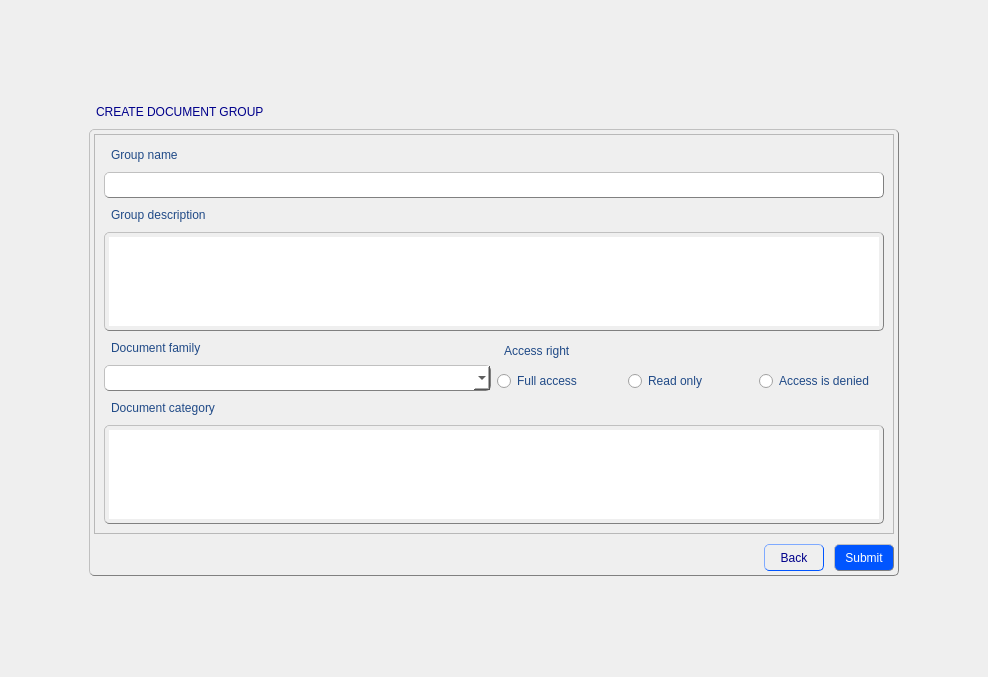
Qt form Builder/Builder/createdocgroupsform.ui (Rork96/QtProjects) before a commit.
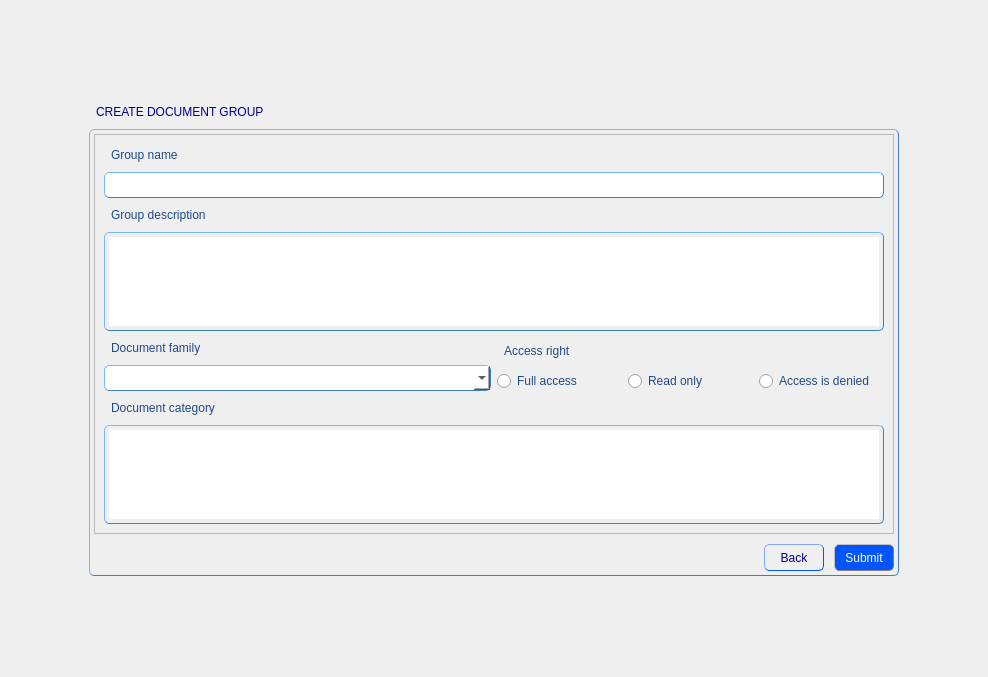
The same form after that commit.

What changed in the file:
```diff
--- a/Builder/Builder/createdocgroupsform.ui
+++ b/Builder/Builder/createdocgroupsform.ui
@@ -17,7 +17,7 @@
    <string notr="true">QGroupBox {
                color: black;
                padding: 4px;
-               border: 1px solid grey; 
+               border: 1px solid rgb(63, 127, 191); 
                border-radius: 5px;
                border-style: outset;
               }
@@ -25,7 +25,7 @@
                color: blue;
                padding: 4px;
                border-radius: 5px;
-               border: 1px solid grey; 
+               border: 1px solid rgb(63, 127, 191); 
                border-style: outset;
 	           font: 11pt &quot;MS Shell Dlg 2&quot;;
               }
@@ -46,7 +46,7 @@
 QLineEdit {
                color: black;
                padding: 4px;
-               border: 1px solid grey; 
+               border: 1px solid rgb(63, 127, 191); 
                border-radius: 5px;
                border-style: outset;
 	           font: 10pt &quot;MS Shell Dlg 2&quot;;
@@ -54,7 +54,7 @@
 QComboBox {
 			   color: black;
                padding: 4px;
-               border: 1px solid grey; 
+               border: 1px solid rgb(63, 127, 191); 
                border-radius: 5px;
                border-style: outset;
                font: 9pt &quot;MS Shell Dlg 2&quot;;
@@ -63,7 +63,7 @@
 QTextEdit {
                color: black;
                padding: 4px;
-               border: 1px solid grey; 
+               border: 1px solid rgb(63, 127, 191); 
                border-radius: 5px;
                border-style: outset;
 	           font: 10pt &quot;MS Shell Dlg 2&quot;;
@@ -71,7 +71,7 @@
 QSpinBox {
                color: black;
                padding: 4px;
-               border: 1px solid grey; 
+               border: 1px solid rgb(63, 127, 191); 
                border-radius: 5px;
                border-style: outset;
 	           font: 10pt &quot;MS Shell Dlg 2&quot;;
@@ -79,7 +79,7 @@
 QListView {
                color: black;
                padding: 4px;
-               border: 1px solid grey; 
+               border: 1px solid rgb(63, 127, 191); 
                border-radius: 5px;
                border-style: outset;
 	           font: 10pt &quot;MS Shell Dlg 2&quot;;
```
